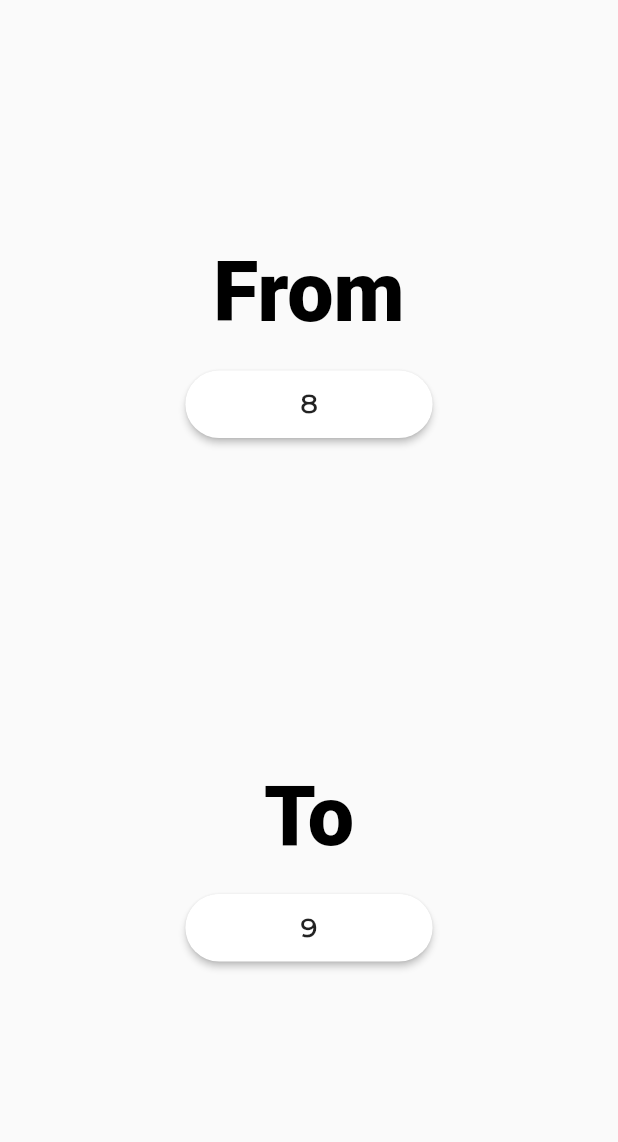
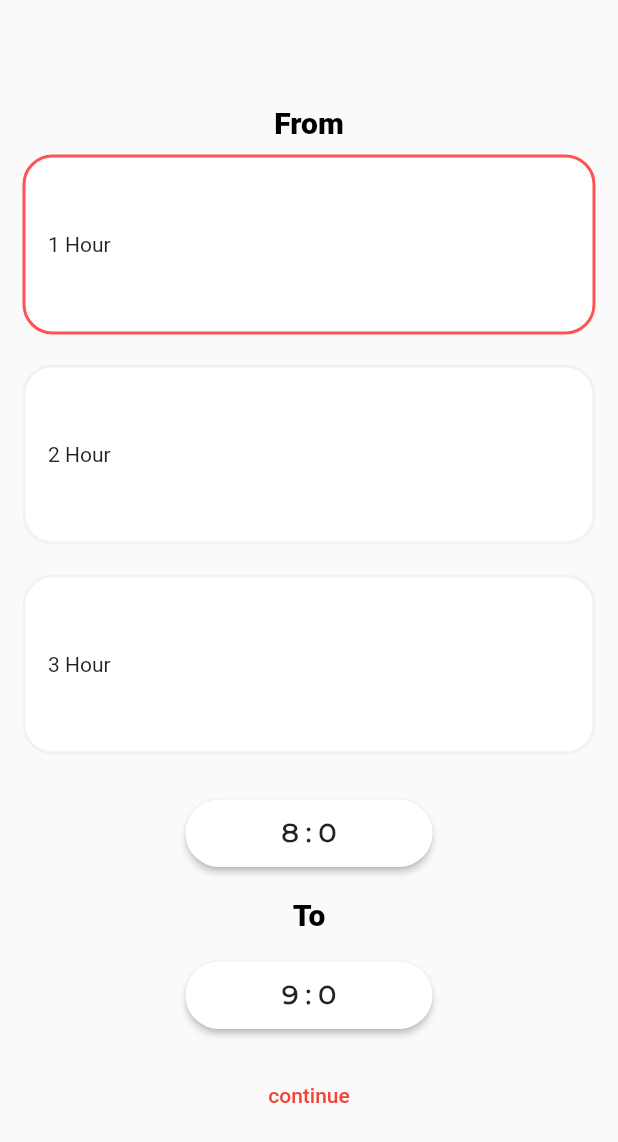
Before and after one commit to YashLathar/gymin-code, a Flutter app: the TimeSelector screen opened by its route, on a phone screen of 412 x 824 dp. Shown: the top 1142 px of the screen. Run offline on Flutter 3.47's test engine with Material 2 defaults, Android fonts, the phone set to English and light mode, and no system bars; our stand-ins replace carousel_slider, cloud_firestore, curved_navigation_bar, dotted_line, firebase_auth, firebase_core and 13 more; missing offline and left inert: razorpay_flutter, reviews_slider; accounts and stored records are empty; network calls fail.

Commit message:
time selector page done

```diff
--- a/lib/pages/home_page.dart
+++ b/lib/pages/home_page.dart
@@ -248,6 +248,7 @@ class HomePage extends HookWidget {
                                       builder: (context) => GymPage(
                                         gymName: data['gname'],
                                         gymPhoto: data['gphoto'],
+                                        gymphotos: data['gymphotos'],
                                         gymratings: data['gratings'],
                                         gymopen: data['open'],
                                         gymaddress: data['gaddress'],
--- a/lib/pages/time_selector_page.dart
+++ b/lib/pages/time_selector_page.dart
@@ -1,6 +1,7 @@
 import 'package:flutter/material.dart';
 import 'package:flutter_hooks/flutter_hooks.dart';
 import 'package:gym_in/constants.dart';
+import 'package:gym_in/widgets/reusable_button.dart';
 import 'package:gym_in/widgets/rounded_button.dart';
 
 class TimeSelector extends HookWidget {
@@ -18,8 +19,9 @@ class TimeSelector extends HookWidget {
 
   @override
   Widget build(BuildContext context) {
-    final fromTime = useState(8);
-    final toTime = useState(9);
+    final selected = useState(1);
+    final fromTime = useState(TimeOfDay(hour: 8, minute: 0));
+    final influencedtoHour = fromTime.value.hour + selected.value;
     Size size = MediaQuery.of(context).size;
     return Scaffold(
       body: SafeArea(
@@ -29,22 +31,86 @@ class TimeSelector extends HookWidget {
           child: Column(
             mainAxisAlignment: MainAxisAlignment.center,
             children: [
+              Container(
+                padding: EdgeInsets.all(15),
+                width: size.width,
+                child: Column(
+                  children: [
                     Text(
                       "From",
-                style: kMainHeadingStyle,
+                      style: kMainHeadingStyle.copyWith(fontSize: 20),
+                    ),
+                    GestureDetector(
+                      onTap: () {
+                        selected.value = 1;
+                      },
+                      child: ResuableButton(
+                        child: Row(
+                          children: [Text("1 Hour")],
+                        ),
+                        borderColor: selected.value == 1
+                            ? Colors.redAccent
+                            : Color(0xffF2F2F2),
+                      ),
+                    ),
+                    GestureDetector(
+                      onTap: () {
+                        selected.value = 2;
+                      },
+                      child: ResuableButton(
+                        child: Row(
+                          children: [
+                            Text("2 Hour"),
+                          ],
+                        ),
+                        borderColor: selected.value == 2
+                            ? Colors.redAccent
+                            : Color(0xffF2F2F2),
+                      ),
+                    ),
+                    GestureDetector(
+                      onTap: () {
+                        selected.value = 3;
+                      },
+                      child: ResuableButton(
+                        child: Row(
+                          children: [
+                            Text("3 Hour"),
+                          ],
+                        ),
+                        borderColor: selected.value == 3
+                            ? Colors.redAccent
+                            : Color(0xffF2F2F2),
+                      ),
                     ),
                     RoundedButton(
-                buttonText: fromTime.value.toString(),
+                      buttonText: fromTime.value.hour.toString() +
+                          " : " +
+                          fromTime.value.minute.toString(),
+                      onPressed: () async {
+                        await pickFromTime(context).then((value) {
+                          fromTime.value = value;
+                        });
+                      },
+                    ),
+                    Text(
+                      "To",
+                      style: kMainHeadingStyle.copyWith(fontSize: 20),
+                    ),
+                    RoundedButton(
+                      buttonText: influencedtoHour.toString() +
+                          " : " +
+                          fromTime.value.minute.toString(),
                       onPressed: () {},
                     ),
-              SizedBox(height: 200),
-              Text(
-                "To",
-                style: kMainHeadingStyle,
+                    TextButton(
+                      onPressed: () {},
+                      child: Text(
+                        "continue",
                       ),
-              RoundedButton(
-                buttonText: toTime.value.toString(),
-                onPressed: () {},
+                    ),
+                  ],
+                ),
               ),
             ],
           ),
```
Lines whose indentation alone changed are shown as unchanged.
